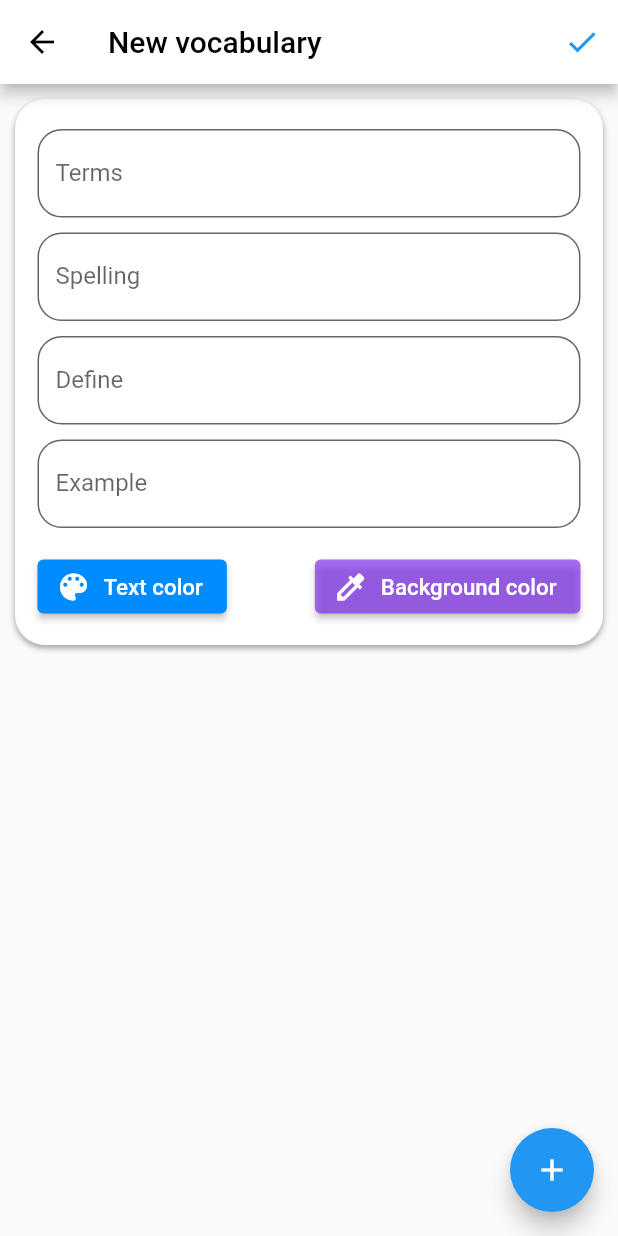
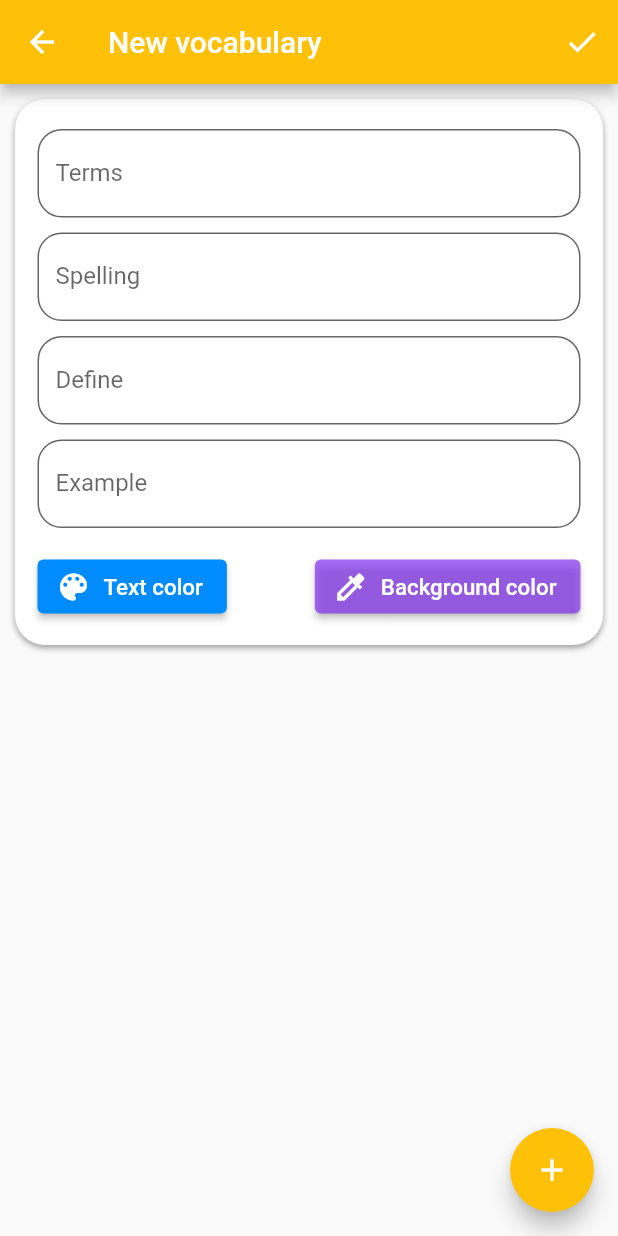
Before and after one commit to hiuhuyn/flash_card_learn_english, a Flutter app: the AddVocabularyScreen screen opened directly, on a phone screen of 412 x 824 dp. Run offline on Flutter 3.47's test engine with Material 2 defaults, Android fonts, the phone set to English and light mode, and no system bars; our stand-ins replace cloud_firestore, equatable, firebase_auth, firebase_core, flutter_colorpicker, flutter_screenutil and 4 more; missing offline and left inert: flutter_facebook_auth; accounts and stored records are empty; generated files the repository leaves out were written again.

Commit message:
fix error update vocabulary

```diff
--- a/lib/components/widgets/item_setVocabulary.dart
+++ b/lib/components/widgets/item_setVocabulary.dart
@@ -27,6 +27,14 @@ class ItemSetVocabulary extends StatefulWidget {
 }
 
 class _ItemSetVocabularyState extends State<ItemSetVocabulary> {
+  Vocabulary vocabulary = Vocabulary();
+  @override
+  void initState() {
+    // TODO: implement initState
+    vocabulary = widget.vocabulary;
+    super.initState();
+  }
+
   @override
   Widget build(BuildContext context) {
     return Column(
@@ -34,10 +42,11 @@ class _ItemSetVocabularyState extends State<ItemSetVocabulary> {
         Padding(
           padding: const EdgeInsets.symmetric(vertical: 5),
           child: TextFormField(
-            initialValue: widget.vocabulary.terms,
+            maxLines: null,
+            initialValue: vocabulary.terms,
             textAlignVertical: TextAlignVertical.center,
             onChanged: widget.onChangedTerm,
-            style: TextStyle(color: Color(widget.vocabulary.textColor)),
+            style: TextStyle(color: Color(vocabulary.textColor)),
             decoration: InputDecoration(
               border:
                   OutlineInputBorder(borderRadius: BorderRadius.circular(16)),
@@ -51,10 +60,11 @@ class _ItemSetVocabularyState extends State<ItemSetVocabulary> {
         Padding(
           padding: const EdgeInsets.symmetric(vertical: 5),
           child: TextFormField(
-            initialValue: widget.vocabulary.spelling,
+            maxLines: null,
+            initialValue: vocabulary.spelling,
             textAlignVertical: TextAlignVertical.center,
             onChanged: widget.onChangedSpelling,
-            style: TextStyle(color: Color(widget.vocabulary.textColor)),
+            style: TextStyle(color: Color(vocabulary.textColor)),
             decoration: InputDecoration(
               border:
                   OutlineInputBorder(borderRadius: BorderRadius.circular(16)),
@@ -68,10 +78,11 @@ class _ItemSetVocabularyState extends State<ItemSetVocabulary> {
         Padding(
           padding: const EdgeInsets.symmetric(vertical: 5),
           child: TextFormField(
-            initialValue: widget.vocabulary.define,
+            maxLines: null,
+            initialValue: vocabulary.define,
             textAlignVertical: TextAlignVertical.center,
             onChanged: widget.onChangedDefine,
-            style: TextStyle(color: Color(widget.vocabulary.textColor)),
+            style: TextStyle(color: Color(vocabulary.textColor)),
             decoration: InputDecoration(
               border:
                   OutlineInputBorder(borderRadius: BorderRadius.circular(16)),
@@ -85,10 +96,11 @@ class _ItemSetVocabularyState extends State<ItemSetVocabulary> {
         Padding(
           padding: const EdgeInsets.only(top: 5, bottom: 15),
           child: TextFormField(
-            initialValue: widget.vocabulary.example,
+            maxLines: null,
+            initialValue: vocabulary.example,
             textAlignVertical: TextAlignVertical.center,
             onChanged: widget.onChangedExample,
-            style: TextStyle(color: Color(widget.vocabulary.textColor)),
+            style: TextStyle(color: Color(vocabulary.textColor)),
             decoration: InputDecoration(
               border:
                   OutlineInputBorder(borderRadius: BorderRadius.circular(16)),
@@ -134,9 +146,8 @@ class _ItemSetVocabularyState extends State<ItemSetVocabulary> {
   }
 
   void _showColorPicker(bool isTextColor) {
-    Color pickerColor = isTextColor
-        ? Color(widget.vocabulary.textColor)
-        : Color(widget.vocabulary.color);
+    Color pickerColor =
+        isTextColor ? Color(vocabulary.textColor) : Color(vocabulary.color);
 
     showDialog(
       context: context,
@@ -156,10 +167,10 @@ class _ItemSetVocabularyState extends State<ItemSetVocabulary> {
             onPressed: () {
               setState(() {
                 if (isTextColor) {
-                  widget.vocabulary.textColor = pickerColor.value;
+                  vocabulary.textColor = pickerColor.value;
                   widget.onChangedTextColor(pickerColor.value);
                 } else {
-                  widget.vocabulary.color = pickerColor.value;
+                  vocabulary.color = pickerColor.value;
                   widget.onChangedBackgroudColor(pickerColor.value);
                 }
               });
--- a/lib/data/firebase/topic_db_fb.dart
+++ b/lib/data/firebase/topic_db_fb.dart
@@ -7,7 +7,7 @@ class TopicFirebase {
   static final db = FirebaseFirestore.instance;
 
   static Future<String> createTopic(Topic topic) async {
-    var res = await db.collection("topics").add(topic.toMap());
+    var res = await db.collection("topics").add(topic.toMapAdd());
     return res.id;
   }
 
@@ -42,6 +42,7 @@ class TopicFirebase {
   }
 
   static Future deleteVocabularys(String idTopic, List<Vocabulary> data) async {
+    print("Deleting vocabulary: $data");
     await db.collection('topics').doc(idTopic).update({
       "vocabularys": FieldValue.arrayRemove(data.map((e) => e.toMap()).toList())
     });
--- a/lib/models/vocabulary.dart
+++ b/lib/models/vocabulary.dart
@@ -65,8 +65,7 @@ class Vocabulary extends Equatable {
         define: map['define'] ?? "",
         example: map['example'] ?? "",
         color: map['color'] ?? 0xFFffffff,
-      textColor: map['textColor'] ?? 0xFF000000,
-    );
+        textColor: map['textColor'] ?? 0xFF000000);
   }
   @override
   String toString() {
--- a/lib/screens/add_vocabulary_screen.dart
+++ b/lib/screens/add_vocabulary_screen.dart
@@ -19,20 +19,21 @@ class _AddVocabularyScreenState extends State<AddVocabularyScreen> {
 
   @override
   Widget build(BuildContext context) {
-    return Scaffold(
+    return SafeArea(
+      child: Scaffold(
         appBar: AppBar(
-        backgroundColor: Colors.white,
+          backgroundColor: Colors.amber,
           leading: IconButton(
               onPressed: () {
                 Navigator.pop(context);
               },
               icon: const Icon(
                 Icons.arrow_back,
-              color: Colors.black,
+                color: Colors.white,
               )),
           title: Text(
             AppLocalizations.of(context)!.new_vocabulary,
-          style: const TextStyle(color: Colors.black),
+            style: const TextStyle(color: Colors.white),
           ),
           actions: [
             IconButton(
@@ -41,15 +42,14 @@ class _AddVocabularyScreenState extends State<AddVocabularyScreen> {
                       .read<VocabularysController>()
                       .addVocabulary(_vocabularys)
                       .then((value) {
-                  context
-                      .read<TopicController>()
-                      .updateTopic(context.read<VocabularysController>().topic);
+                    context.read<TopicController>().updateTopic(
+                        context.read<VocabularysController>().topic);
                     Navigator.pop(context);
                   });
                 },
                 icon: const Icon(
                   Icons.check,
-                color: Colors.blue,
+                  color: Colors.white,
                 )),
           ],
         ),
@@ -75,16 +75,16 @@ class _AddVocabularyScreenState extends State<AddVocabularyScreen> {
                     child: ItemSetVocabulary(
                       vocabulary: _vocabularys[index],
                       onChangedTerm: (value) {
-                      _vocabularys[index].terms = value;
+                        _vocabularys[index].terms = value.trim();
                       },
                       onChangedSpelling: (value) {
-                      _vocabularys[index].spelling = value;
+                        _vocabularys[index].spelling = value.trim();
                       },
                       onChangedDefine: (value) {
-                      _vocabularys[index].define = value;
+                        _vocabularys[index].define = value.trim();
                       },
                       onChangedExample: (value) {
-                      _vocabularys[index].example = value;
+                        _vocabularys[index].example = value.trim();
                       },
                       onChangedBackgroudColor: (color) {
                         setState(() {
@@ -99,6 +99,7 @@ class _AddVocabularyScreenState extends State<AddVocabularyScreen> {
           },
         ),
         floatingActionButton: FloatingActionButton(
+          backgroundColor: Colors.amber,
           onPressed: () {
             setState(() {
               _vocabularys.add(Vocabulary());
@@ -106,6 +107,7 @@ class _AddVocabularyScreenState extends State<AddVocabularyScreen> {
           },
           child: const Icon(Icons.add),
         ),
+      ),
     );
   }
 }
```
Also changed, not shown: lib/components/widgets/item_vocabulary.dart (+20 -6 lines), lib/controllers/vocabularys_controller.dart (+12 -14 lines), lib/data/db_offline/topic_sqlite_db.dart (+42 -0 lines), lib/models/topic.dart (+10 -0 lines), lib/screens/home_screen.dart (+0 -31 lines), lib/screens/switch_language_screen.dart (+5 -13 lines), lib/screens/vocabularys_screen.dart (+28 -20 lines). Lines whose indentation alone changed are shown as unchanged.
